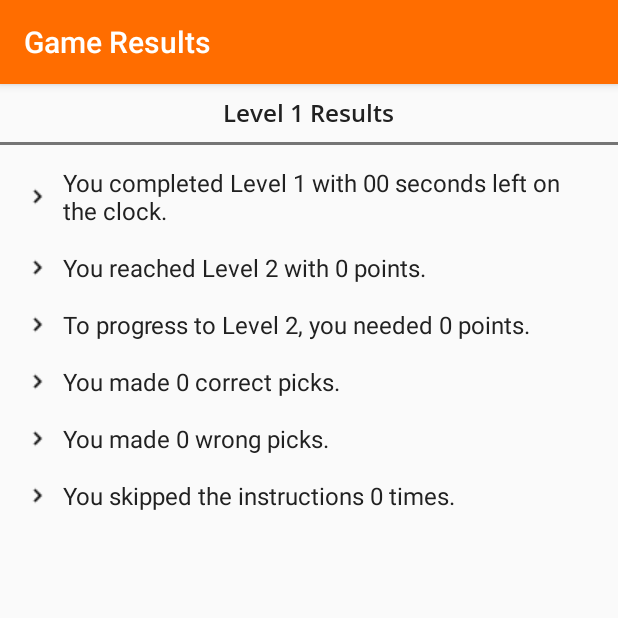
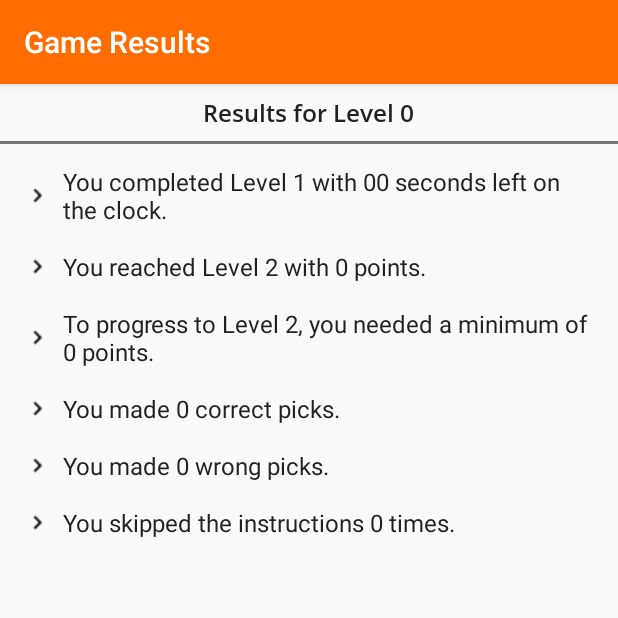
Before and after one commit to IsaacAsante/ColorCards, an Android app: the GameResultActivity screen opened directly, with no data from a screen before it, on a phone screen of 412 x 824 dp, the top half of it. Run offline under Robolectric (Android 15) with nearby library versions, the phone set to English and light mode, and no system bars; our stand-ins replace AdMob; libraries missing offline, so code that uses them is left out: com.applovin.sdk; 9 statements that could not run were skipped.

Commit message:
The level number is now retrieved from the intent in GameResultActivity.java

```diff
--- a/src/main/java/com/nexrank/isaac/coloredcardsbraingame/CustomDialogFragment.java
+++ b/src/main/java/com/nexrank/isaac/coloredcardsbraingame/CustomDialogFragment.java
@@ -118,6 +118,7 @@ public class CustomDialogFragment extends DialogFragment {
                 public void onClick(View v) {
                     dismiss(); // Dismiss the fragment
                     Intent intent = new Intent(getActivity(), GameResultActivity.class);
+                    intent.putExtra("gameLevel", gameCurrentLevelNo);
                     intent.putExtra("userProgress", communicator.retrieveUserProgressData()); // Grab points accumulated, points to reach and total points
                     intent.putExtra("gameResult", communicator.retrieveGameResultData()); // Grab the number of correct, wrong and skipped answers
                     startActivity(intent);
--- a/src/main/java/com/nexrank/isaac/coloredcardsbraingame/GameResultActivity.java
+++ b/src/main/java/com/nexrank/isaac/coloredcardsbraingame/GameResultActivity.java
@@ -39,8 +39,12 @@ public class GameResultActivity extends AppCompatActivity {
 
     private void assignValuesToViews() {
         Intent gameIntent = getIntent();
+        int gameLevel = gameIntent.getIntExtra("gameLevel", 0);
         Bundle userProgressBundle = gameIntent.getBundleExtra("userProgress");
         Bundle gameResultBundle = gameIntent.getBundleExtra("gameResult");
+
+        // Display level
+        textView_Header.append(String.valueOf(gameLevel));
 
         // Display the time left
         String formattedTimeLeft; // How the time is displayed
--- a/src/main/res/layout/activity_game_result.xml
+++ b/src/main/res/layout/activity_game_result.xml
@@ -13,7 +13,7 @@
         android:layout_centerHorizontal="true"
         android:layout_marginTop="8dp"
         android:layout_marginBottom="8dp"
-        android:text="Level 1 Results"
+        android:text="Results for Level "
         android:textColor="@color/darkTextColor"
         android:textSize="16sp" />
 
@@ -47,7 +47,7 @@
         android:layout_width="wrap_content"
         android:layout_height="wrap_content"
         android:layout_below="@id/textView_YourLevelPoints_Label"
-        android:text="To progress to Level 2, you needed " />
+        android:text="To progress to Level 2, you needed a minimum of " />
 
 
     <TextView
```
